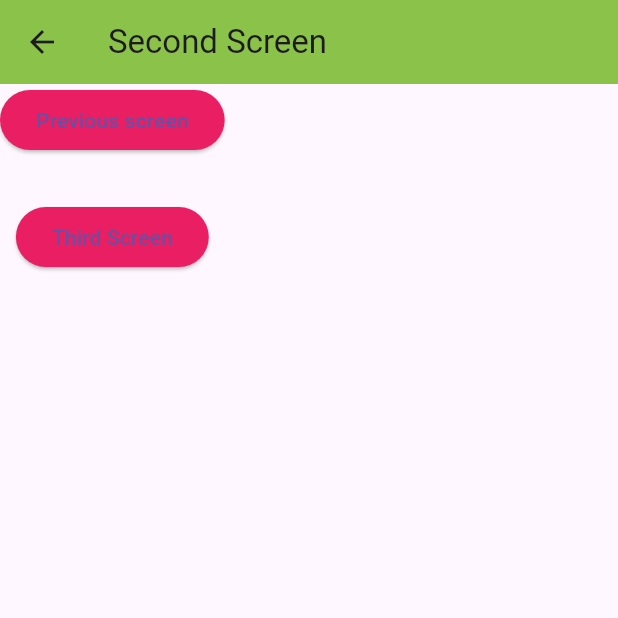
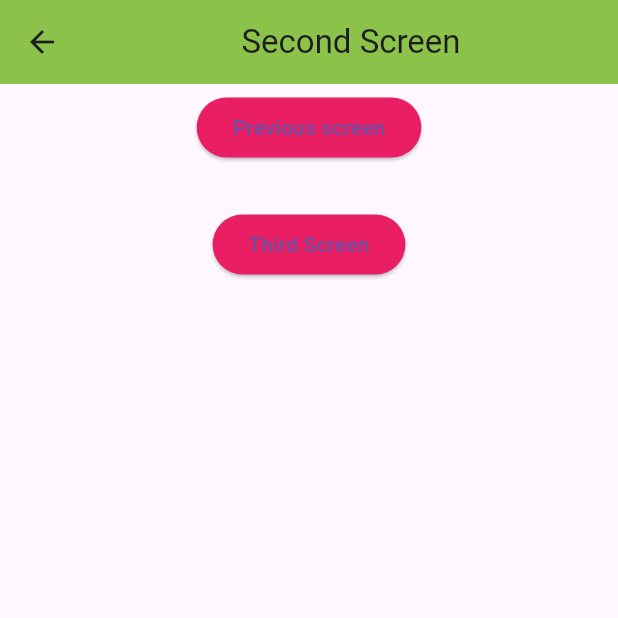
Before and after one commit to ashrafulislamakik/Flutter_Widgets_Module_5, a Flutter app: the SeconScreen screen opened directly, on a phone screen of 412 x 824 dp, the top half of it. Run offline on Flutter 3.47's test engine with Material 3 defaults, Android fonts, the phone set to English and light mode, and no system bars.

Commit message:
Update main.dart

```diff
--- a/lib/main.dart
+++ b/lib/main.dart
@@ -96,11 +96,15 @@ class SeconScreen extends StatelessWidget {
     return Scaffold(
       appBar: AppBar(
         backgroundColor: Colors.lightGreen,
-        title: Text("Second Screen"),
+        title: Align(
+          alignment: Alignment.center,
+          child: Text("Second Screen")),
       ),
 
-      body: Column(
+      body: Center(
+        child: Column(
           children: [
+            SizedBox(height: 5,),
             ElevatedButton(onPressed: (){
                Navigator.pop(context);
               },
@@ -113,6 +117,7 @@ class SeconScreen extends StatelessWidget {
               },
               child: Text("Third Screen")),
           ],
+        ),
       ),
     );
   }
```
Lines whose indentation alone changed are shown as unchanged.
